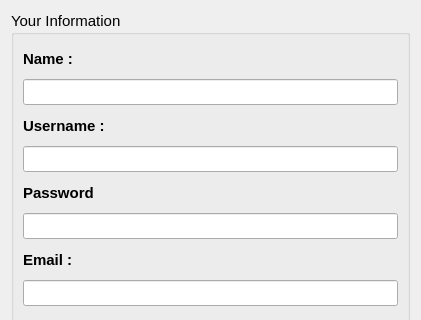
Above: settingwindow.ui from AP-projects-4001/- before the change; both pictures show x 0 to 421 and y 0 to 320 of the 421 by 460 pixel window. Below: the same form after it.
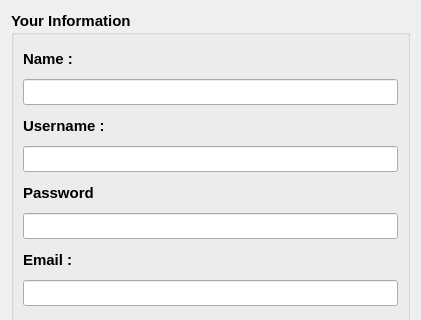
That is the form after the change.

What changed in the file:
```diff
--- a/settingwindow.ui
+++ b/settingwindow.ui
@@ -19,8 +19,8 @@
      <property name="font">
       <font>
        <pointsize>11</pointsize>
-       <weight>50</weight>
-       <bold>false</bold>
+       <weight>75</weight>
+       <bold>true</bold>
       </font>
      </property>
      <property name="title">
```
Left out of the diff: 9 changed lines with no effect on the pictures.
